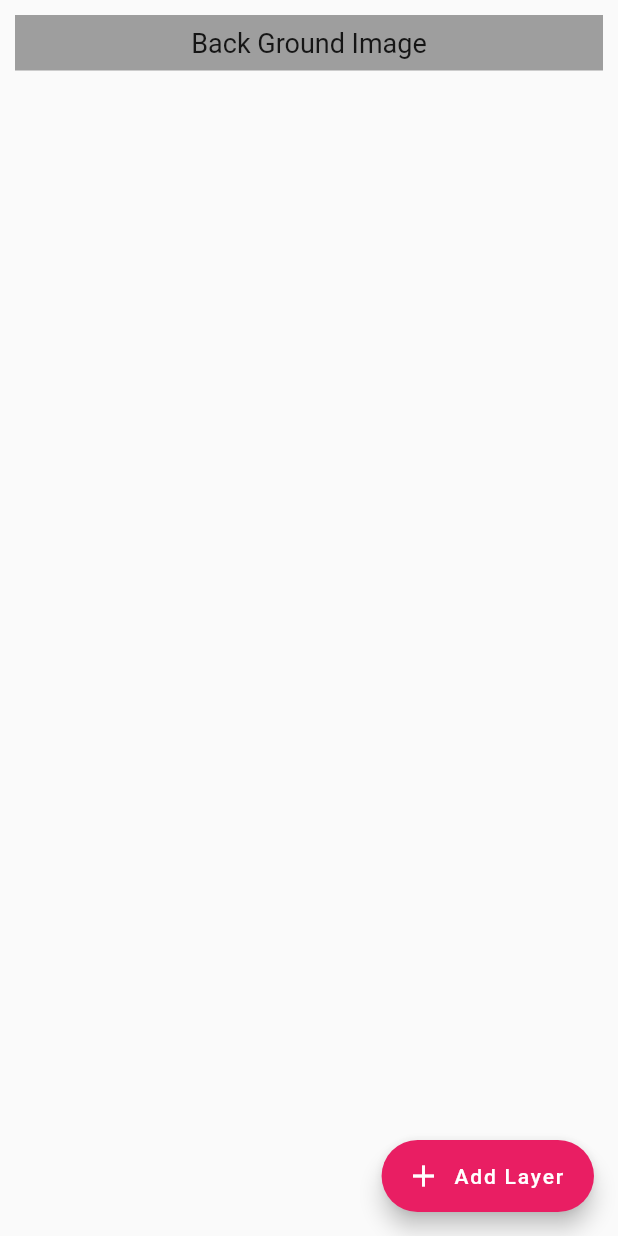
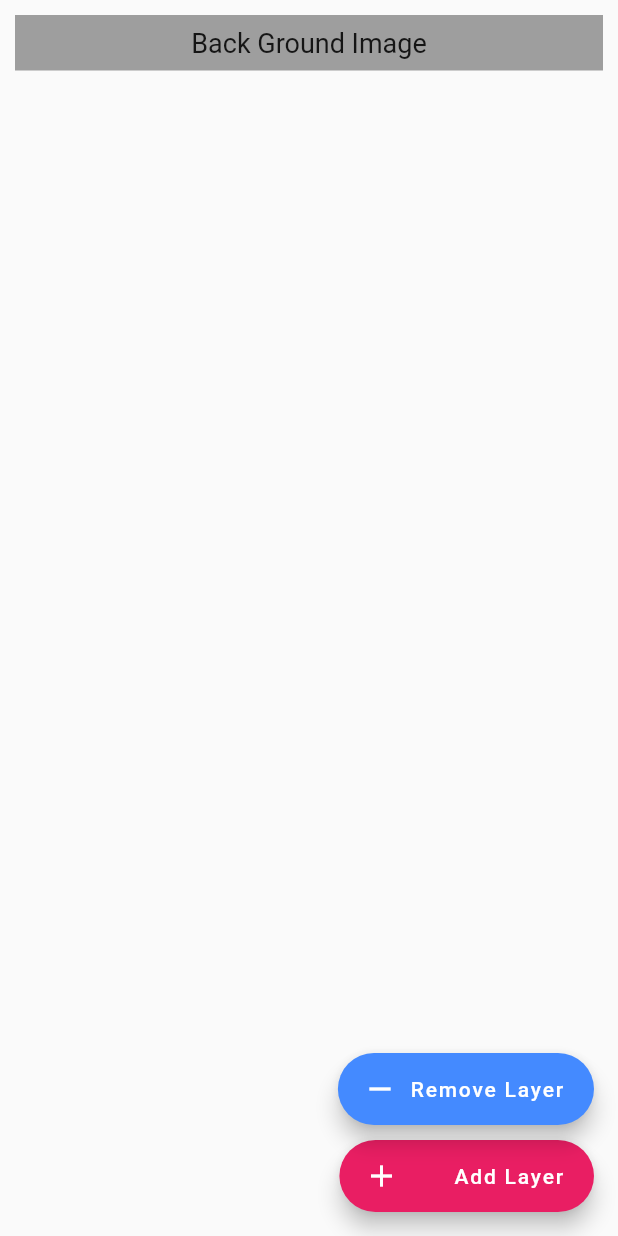
Before and after one commit to YHSHHsaiko/riot-quiche, a Flutter app: the MusicLayerSetting screen opened directly with empty values, on a phone screen of 412 x 824 dp. Run offline on Flutter 3.47's test engine with Material 2 defaults, Android fonts, the phone set to English and light mode, and no system bars; our stand-ins replace shared_preferences; accounts and stored records are empty.

Commit message:
fixed: issue#3

```diff
--- a/lib/QuicheAssets.dart
+++ b/lib/QuicheAssets.dart
@@ -8,8 +8,5 @@ class QuicheAssets {
 
   // App Icon
   static String get iconPath => p.join(_assetFolder, 'images', 'icon.png');
-
-  static Image get icon {
-    return Image.asset(iconPath);
-  }
+  static Image get icon => Image.asset(iconPath);
 }
--- a/lib/QuicheHome/MusicLayerSetting.dart
+++ b/lib/QuicheHome/MusicLayerSetting.dart
@@ -27,14 +27,20 @@ class MusicLayerSettingState extends State<MusicLayerSetting>{
   List<int> numList;
   List<int> secNumList;
 
+  //
+  bool editMode;
+  List<bool> checkBoxList;
+
+
   @override
   void initState() {
     super.initState();
     print(widget.layerList);
     print(widList);
+
     widList = widget.layerList;
-    numList = new List<int>.generate(widList.length, (i) => i);
-    secNumList = new List<int>.generate(widList.length, (i) => i);
+
+    editMode = false;
   }
 
   void callbackAddLayer(List<LayerProp> resultList, StackLayerType type){
@@ -64,16 +70,54 @@ class MusicLayerSettingState extends State<MusicLayerSetting>{
 
   @override
   Widget build(BuildContext context) {
+    if (!editMode) {
+      numList = List<int>.generate(widList.length, (i) => i);
+      secNumList = List<int>.generate(widList.length, (i) => i);
+      checkBoxList = List<bool>.filled(widList.length, true);
+    }
+
+    Widget floatingActionContents = _buildFloatingActionContents();
+    Widget layerView = _buildLayerView();
+
     return WillPopScope(
       onWillPop: () {
         print(widList);
         widget.setLayer(widList);
 
-        Navigator.of(context).pop(true);
+        Navigator.of(context).pop<List<CustomizableWidget>>(widList);
         return new Future<bool>.value(false);
       },
       child: Scaffold(
-        floatingActionButton: FloatingActionButton.extended(
+        floatingActionButtonLocation: FloatingActionButtonLocation.endFloat,
+        floatingActionButton: floatingActionContents,
+        body: Container(
+          child: layerView
+        ),
+      ),
+    );
+  }
+
+
+  Widget _buildFloatingActionContents () {
+    if (editMode) {
+      return  FloatingActionButton(
+        onPressed: () {
+          setState(() {
+            editMode = false;
+            _editLayer();
+          });
+        },
+        backgroundColor: Colors.deepOrangeAccent[100],
+        child: const Icon(Icons.check)
+      );
+    } else {
+      return Column(
+        verticalDirection: VerticalDirection.up,
+        mainAxisSize: MainAxisSize.min,
+        children: <Widget>[
+          Align(
+            alignment: Alignment.centerRight,
+            child: FloatingActionButton.extended(
               onPressed: () {
                 // TODO: どのレイヤーを追加するか選ばせないといけない。本来なら画像で例示しながらCardみたいなのでやるべきだが...
                 showDialog(
@@ -82,14 +126,69 @@ class MusicLayerSettingState extends State<MusicLayerSetting>{
                     return SelectLayer(this.callbackSelectLayer);
                   },
                 );
+              },
+              label: Text('      Add Layer'),
+              icon: Icon(Icons.add),
+              backgroundColor: Colors.pink
+            )
+          ),
+          Container(
+            alignment: Alignment.centerRight,
+            margin: EdgeInsets.only(bottom: 10.0),
+            child: FloatingActionButton.extended(
+              onPressed: () {
+                setState(() {
+                  editMode = true;
+                });
+              },
+              label: Text('Remove Layer'),
+              icon: Icon(Icons.remove),
+              backgroundColor: Colors.blueAccent,
+            )
+          )
+        ]
+      );
+    }
+  }
 
-          },
-          label: Text('Add Layer'),
-          icon: Icon(Icons.add),
-          backgroundColor: Colors.pink,
+  Widget _buildLayerView () {
+    if (editMode) {
+      return ListView(
+        padding: EdgeInsets.all(10.0),
+        children: secNumList.map((int idx) {
+          CustomizableWidget wid = widList[idx];
+          int keyidx = numList[idx];
+          return Row(
+            children: <Widget>[
+              Expanded(
+                flex: 3,
+                child: Card(
+                  elevation: 2.0,
+                  key: Key(keyidx.toString()),
+                  child: ListTile(
+                    leading: Image.asset(wid.imagePath, fit: BoxFit.cover),
+                    title: Text(wid.widgetNameJP),
+                    subtitle: Text("sub:$keyidx:"+wid.layerType.toString()),
+                  )
+                )
               ),
-        body: Container(
-          child: ReorderableListView(
+              Expanded(
+                flex: 1,
+                child: Checkbox(
+                  value: checkBoxList[idx],
+                  onChanged: (bool newValue) {
+                    setState(() {
+                      checkBoxList[idx] = newValue;
+                    });
+                  }
+                )
+              )
+            ]
+          );
+        }).toList(),
+      );
+    } else {
+      return ReorderableListView(
         padding: EdgeInsets.all(10.0),
         header: Container(
           width: MediaQuery.of(context).size.width,
@@ -115,9 +214,6 @@ class MusicLayerSettingState extends State<MusicLayerSetting>{
           });
         },
         children: secNumList.map((int idx) {
-              print('kokokawakaranaikedo');
-              print(idx);
-              print(secNumList);
           CustomizableWidget wid = widList[idx];
           int keyidx = numList[idx];
           return Card(
@@ -130,9 +226,15 @@ class MusicLayerSettingState extends State<MusicLayerSetting>{
             ),
           );
         }).toList(),
-          ),
-        ),
-      ),
       );
     }
   }
+
+  void _editLayer () {
+    for (int i = 0; i < widList.length; ++i) {
+      if (!checkBoxList[i]) {
+        widList.remove(widList[i]);
+      }
+    }
+  }
+}
--- a/lib/QuicheHome/MusicPlayer.dart
+++ b/lib/QuicheHome/MusicPlayer.dart
@@ -514,9 +514,9 @@ class MusicPlayerState extends State<MusicPlayer>
           width: headerHeight,
           child: IconButton(
             icon: Icon(Icons.layers),
-            onPressed: () {
+            onPressed: () async {
               print('layers');
-              showDialog(
+              layers = await showDialog(
                 context: context,
                 builder: (_) {
                   return MusicLayerSetting(callbackSetLayer, layers, MusicPlayerState.screenSize);
```
Also changed, not shown: lib/QuicheHome/MusicList/PlaylistTab.dart (+13 -10 lines). Lines whose indentation alone changed are shown as unchanged.
